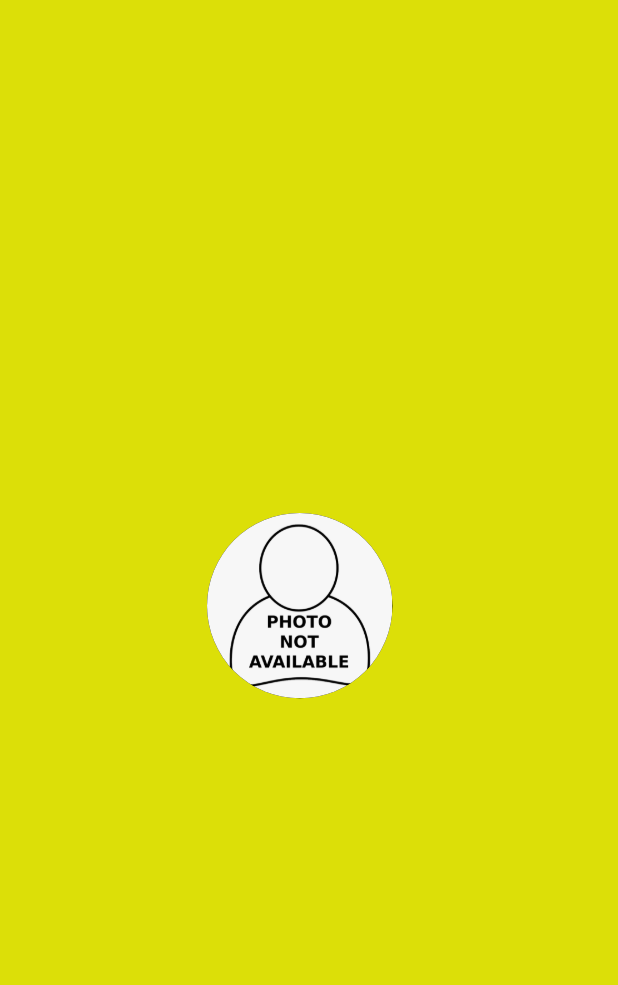
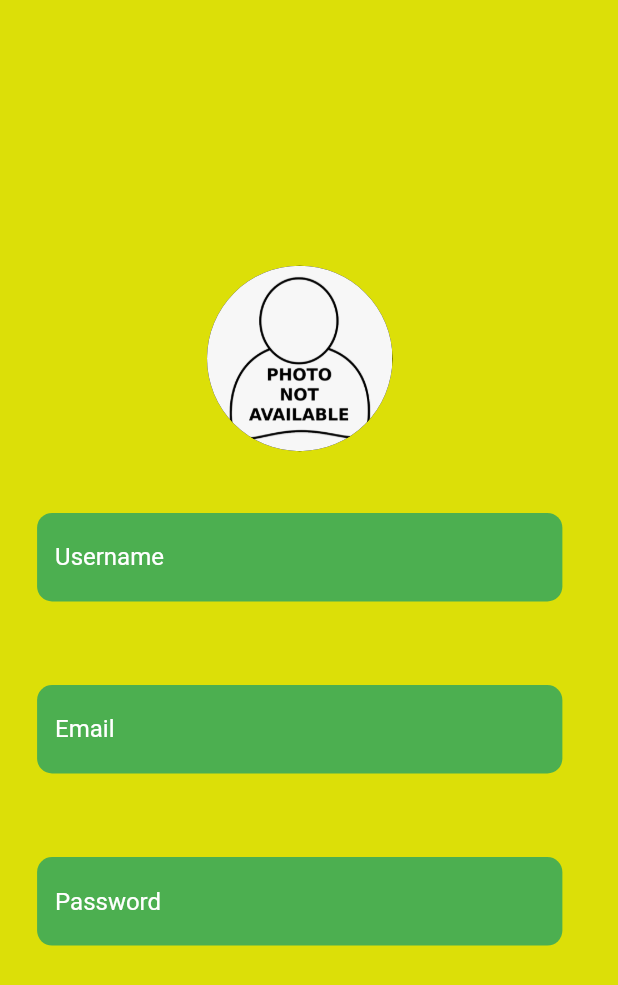
Before and after one commit to samlevy25/Bubble, a Flutter app: the RegisterPage screen opened by its route, on a phone screen of 412 x 824 dp. Shown: the top 985 px of the screen. Run offline on Flutter 3.47's test engine with Material 2 defaults, Android fonts, the phone set to English and light mode, and no system bars; our stand-ins replace cloud_firestore, file_picker, firebase_analytics, firebase_auth, firebase_core, firebase_storage and 2 more; missing offline and left inert: dart:ffi; accounts and stored records are empty.

Commit message:
forms to register

```diff
--- a/bubbles_app/lib/pages/register_page.dart
+++ b/bubbles_app/lib/pages/register_page.dart
@@ -28,7 +28,13 @@ class _RegisterPageState extends State<RegisterPage> {
   late double _deviceHeight;
   late double _deviceWidth;
 
+  String? _username;
+  String? _email;
+  String? _password;
+
   PlatformFile? _profile_image;
+
+  final _registerFormKey = GlobalKey<FormState>();
 
   @override
   Widget build(BuildContext context) {
@@ -54,6 +60,10 @@ class _RegisterPageState extends State<RegisterPage> {
           crossAxisAlignment: CrossAxisAlignment.center,
           children: [
             _profileImageField(),
+            SizedBox(
+              height: _deviceHeight * 0.05,
+            ),
+            _registerForm(),
           ],
         ),
       ),
@@ -89,4 +99,51 @@ class _RegisterPageState extends State<RegisterPage> {
       }(),
     );
   }
+
+  Widget _registerForm() {
+    return Container(
+      height: _deviceHeight * 0.35,
+      child: Form(
+        key: _registerFormKey,
+        child: Column(
+          mainAxisSize: MainAxisSize.max,
+          mainAxisAlignment: MainAxisAlignment.spaceBetween,
+          crossAxisAlignment: CrossAxisAlignment.center,
+          children: [
+            CustomTextFromField(
+              onSaved: (_value) {
+                setState(() {
+                  _username = _value;
+                });
+              },
+              regEx: r'.{8,}',
+              hintText: 'Username',
+              obscureText: false,
+            ),
+            CustomTextFromField(
+              onSaved: (_value) {
+                setState(() {
+                  _email = _value;
+                });
+              },
+              regEx:
+                  r"^[a-zA-Z0-9.a-zA-Z0-9.!#$%&'*+-/=?^_`{|}~]+@[a-zA-Z0-9]+\.[a-zA-Z]+",
+              hintText: 'Email',
+              obscureText: false,
+            ),
+            CustomTextFromField(
+              onSaved: (_value) {
+                setState(() {
+                  _password = _value;
+                });
+              },
+              regEx: r'.{8,}',
+              hintText: 'Password',
+              obscureText: true,
+            )
+          ],
+        ),
+      ),
+    );
+  }
 }
--- a/bubbles_app/lib/providers/authentication_provider.dart
+++ b/bubbles_app/lib/providers/authentication_provider.dart
@@ -19,7 +19,7 @@ class AuthenticationProvider extends ChangeNotifier {
     _auth = FirebaseAuth.instance;
     _navigationService = GetIt.instance.get<NavigationService>();
     _databaseService = GetIt.instance.get<DatabaseService>();
-    _auth.signOut();
+
     _auth.authStateChanges().listen((_user) {
       if (_user != null) {
         _databaseService.updateUserLastSeenTime(_user.uid);
```
